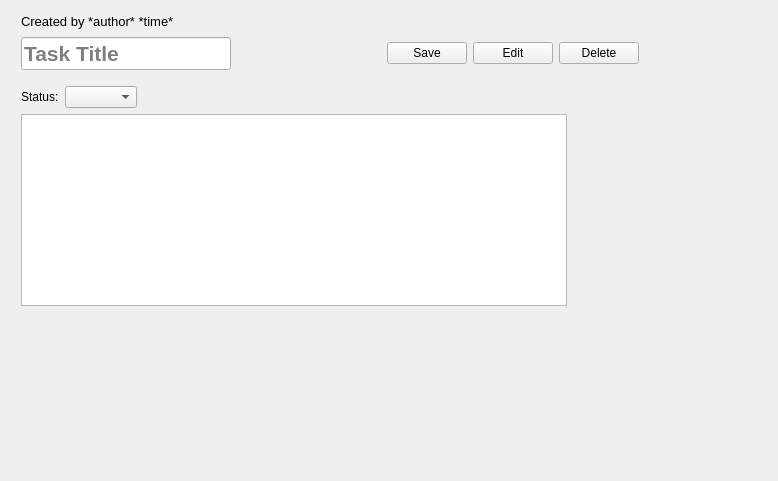
Above: task-tracker-frontend/IssueWidget.ui from Unkorunk/task-tracker before the change. Below: the same form after it.
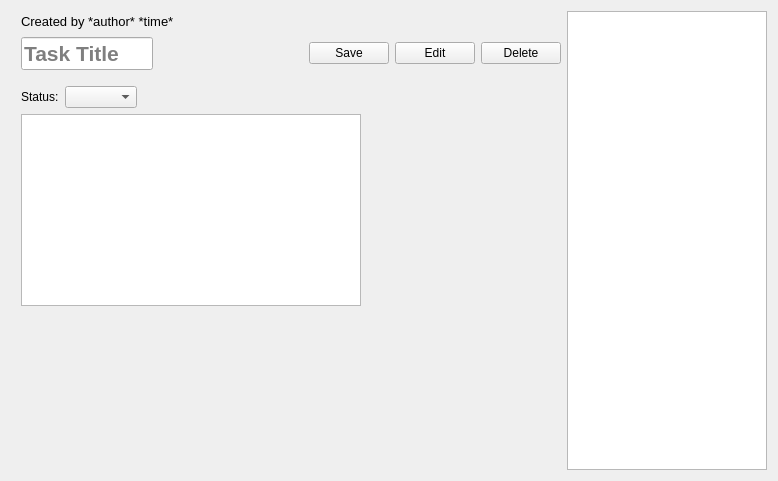
That is the form after the change.

```diff
--- a/task-tracker-frontend/IssueWidget.ui
+++ b/task-tracker-frontend/IssueWidget.ui
@@ -268,6 +268,16 @@
      </item>
     </layout>
    </item>
+   <item>
+    <widget class="QListWidget" name="propertyList">
+     <property name="minimumSize">
+      <size>
+       <width>200</width>
+       <height>0</height>
+      </size>
+     </property>
+    </widget>
+   </item>
   </layout>
  </widget>
  <resources/>
```
